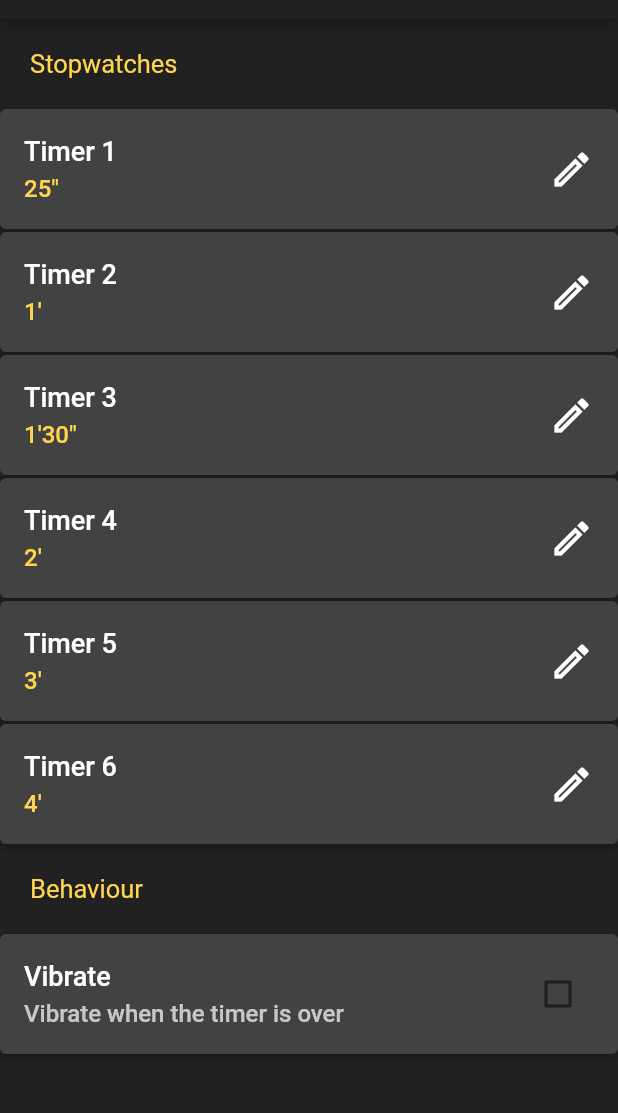
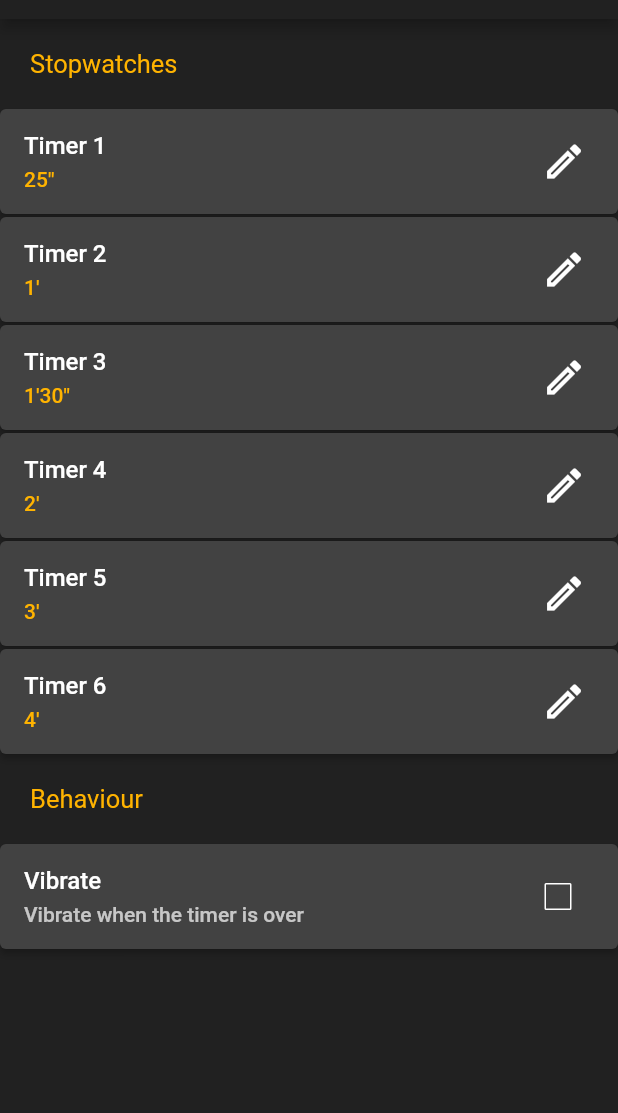
Before and after one commit to Co-Bdt/timer-lafay, a Flutter app: the Settings screen opened directly with empty values, after a tap on "Vibrate", on a phone screen of 412 x 824 dp, the part 65-1178 px from its top. Run offline on Flutter 3.47's test engine with Material 2 defaults, Android fonts, the phone set to English and light mode, and no system bars; our stand-ins replace audioplayers, shared_preferences, vibration; missing offline and left inert: audio_session, duration_picker, soundpool; accounts and stored records are empty.

```diff
--- a/lib/main.dart
+++ b/lib/main.dart
@@ -2,6 +2,7 @@ import 'package:flutter/material.dart';
 import 'package:flutter/services.dart';
 import 'package:stopwatch_lafay/screens/home.dart';
 import 'package:stopwatch_lafay/screens/settings.dart';
+import 'package:stopwatch_lafay/utils/persistence_manager.dart';
 import 'package:stopwatch_lafay/utils/ring_manager.dart';
 import 'package:stopwatch_lafay/utils/vibration_manager.dart';
 
@@ -9,6 +10,8 @@ void main() async {
   WidgetsFlutterBinding.ensureInitialized();
   await SystemChrome.setPreferredOrientations(
       [DeviceOrientation.portraitUp, DeviceOrientation.portraitDown]);
+
+  PersistenceManager.configureSharedPreferences();
 
   RingManager.configureAudioSession();
   RingManager.loadRing();
--- a/lib/screens/settings.dart
+++ b/lib/screens/settings.dart
@@ -1,4 +1,6 @@
 import 'package:flutter/material.dart';
+import 'package:stopwatch_lafay/utils/persistence_manager.dart';
+import 'package:stopwatch_lafay/utils/vibration_manager.dart';
 import 'package:stopwatch_lafay/widgets/timer_picker_button.dart';
 
 class Settings extends StatefulWidget {
@@ -18,7 +20,7 @@ class SettingsState extends State<Settings> {
     const Duration(seconds: 240),
   ];
 
-  bool checkboxVibrate = false;
+  bool isVibrationActive = false;
 
   @override
   Widget build(BuildContext context) {
@@ -42,7 +44,7 @@ class SettingsState extends State<Settings> {
               margin: const EdgeInsets.fromLTRB(20, 20, 0, 18),
               child: Text(
                 'Stopwatches',
-                style: TextStyle(color: Colors.amber[300], fontSize: 17),
+                style: TextStyle(color: Colors.amber[600], fontSize: 17),
               ),
             ),
             TimerPickerButton(1, durations[0]),
@@ -55,20 +57,22 @@ class SettingsState extends State<Settings> {
               margin: const EdgeInsets.fromLTRB(20, 20, 0, 18),
               child: Text(
                 'Behaviour',
-                style: TextStyle(color: Colors.amber[300], fontSize: 17),
+                style: TextStyle(color: Colors.amber[600], fontSize: 17),
               ),
             ),
             Container(
-              height: 80,
+              height: 70,
               margin: const EdgeInsets.fromLTRB(0, 2, 0, 0),
               child: ElevatedButton(
                   onPressed: () {
                     setState(() {
-                      if (args['arg1']) {
-                        checkboxVibrate = checkboxVibrate;
-                      } else {
-                        print('Vibrate is not available on this device.');
-                      }
+                      // if (args['arg1']) {
+                      //   isVibrationActive = isVibrationActive;
+                      // } else {
+                      // open dialog to inform the user that vibration is not available
+                      // close dialog when the user taps on the OK button
+
+                      // }
                     });
                   },
                   style: ElevatedButton.styleFrom(
@@ -77,6 +81,7 @@ class SettingsState extends State<Settings> {
                       fixedSize: Size.infinite),
                   child: Row(
                     mainAxisAlignment: MainAxisAlignment.spaceBetween,
+                    crossAxisAlignment: CrossAxisAlignment.center,
                     children: [
                       const Column(
                         mainAxisAlignment: MainAxisAlignment.center,
@@ -86,24 +91,57 @@ class SettingsState extends State<Settings> {
                             padding: EdgeInsets.fromLTRB(0, 0, 0, 5),
                             child: Text(
                               'Vibrate',
-                              style: TextStyle(fontSize: 18),
+                              style: TextStyle(fontSize: 16),
                             ),
                           ),
                           Text(
                             'Vibrate when the timer is over',
                             style:
-                                TextStyle(fontSize: 16, color: Colors.white70),
+                                TextStyle(fontSize: 14, color: Colors.white70),
                           ),
                         ],
                       ),
                       Checkbox(
-                          value: checkboxVibrate,
+                          value: PersistenceManager.prefs
+                                  .getBool('isVibrationActive') ??
+                              false,
+                          side: MaterialStateBorderSide.resolveWith((states) =>
+                              const BorderSide(color: Colors.white)),
                           activeColor: Colors.grey[850],
-                          checkColor: Colors.amber[300],
-                          onChanged: (bool? checkboxChanged) {
-                            setState(() {
-                              checkboxVibrate = checkboxChanged!;
-                            });
+                          checkColor: Colors.amber[600],
+                          onChanged: (bool? checkboxChanged) async {
+                            if (VibrationManager.hasVibration) {
+                              setState(() {
+                                isVibrationActive = checkboxChanged!;
+                              });
+                              // Save the value to the shared preferences
+                              PersistenceManager.prefs.setBool(
+                                  'isVibrationActive', checkboxChanged!);
+                              VibrationManager.isVibrating = checkboxChanged;
+                            } else {
+                              showDialog(
+                                context: context,
+                                builder: (BuildContext context) => AlertDialog(
+                                    backgroundColor: Colors.grey[900],
+                                    title: const Text("Information",
+                                        style: TextStyle(color: Colors.white)),
+                                    content: const Text(
+                                        "Vibration is not available on this device",
+                                        style:
+                                            TextStyle(color: Colors.white70)),
+                                    actions: <Widget>[
+                                      TextButton(
+                                          onPressed: () {
+                                            Navigator.of(context).pop();
+                                          },
+                                          child: Text(
+                                            "OK",
+                                            style: TextStyle(
+                                                color: Colors.amber[600]),
+                                          ))
+                                    ]),
+                              );
+                            }
                           })
                     ],
                   )),
--- /dev/null
+++ b/lib/utils/persistence_manager.dart
@@ -0,0 +1,10 @@
+import 'package:shared_preferences/shared_preferences.dart';
+
+class PersistenceManager {
+  // Obtain shared preferences.
+  static late SharedPreferences prefs;
+
+  static configureSharedPreferences() async {
+    prefs = await SharedPreferences.getInstance();
+  }
+}
--- a/lib/utils/vibration_manager.dart
+++ b/lib/utils/vibration_manager.dart
@@ -5,15 +5,13 @@ class VibrationManager {
   static late bool hasVibration;
   // static Vibration vibration = Vibration();
   static late bool hasAmplitudeControl;
-  // booleans to check if the device has vibration capabilities
-  static late bool hasCustomVibrationSupport;
+  // store the vibration status
+  static bool isVibrating = false;
 
   static configureVibration() async {
     // check if the device has vibration capabilities
     hasVibration = (await Vibration.hasVibrator())!;
     // check if the device has amplitude control
     hasAmplitudeControl = (await Vibration.hasAmplitudeControl())!;
-    // check if the device has custom vibration support
-    hasCustomVibrationSupport = (await Vibration.hasCustomVibrationsSupport())!;
   }
 }
--- a/lib/widgets/home_app_bar.dart
+++ b/lib/widgets/home_app_bar.dart
@@ -32,7 +32,9 @@ class HomeAppBar extends StatelessWidget implements PreferredSizeWidget {
       ),
       backgroundColor: Colors.grey[900],
       actions: <Widget>[
-        PopupMenuButton<int>(
+        Padding(
+          padding: const EdgeInsets.fromLTRB(0, 0, 3, 0),
+          child: PopupMenuButton<int>(
             icon: const Icon(
               Icons.menu,
               color: Colors.white,
@@ -52,6 +54,7 @@ class HomeAppBar extends StatelessWidget implements PreferredSizeWidget {
                 child: Text("Olivier Lafay's books"),
               )
             ],
+          ),
         )
       ],
     );
--- a/lib/widgets/timer_card.dart
+++ b/lib/widgets/timer_card.dart
@@ -13,7 +13,7 @@ class TimerCard extends StatelessWidget {
         crossAxisAlignment: CrossAxisAlignment.stretch,
         children: <Widget>[
           Container(
-              color: Colors.green[600],
+              color: const Color(0xFF2E8B57),
               padding: const EdgeInsets.all(12),
               child: Text(
                 timer.getTimer(),
--- a/lib/widgets/timer_picker_button.dart
+++ b/lib/widgets/timer_picker_button.dart
@@ -24,7 +24,7 @@ class TimerPickerButtonState extends State<TimerPickerButton> {
   @override
   Widget build(BuildContext context) {
     return Container(
-      height: 80,
+      height: 70,
       margin: const EdgeInsets.fromLTRB(0, 2, 0, 0),
       child: ElevatedButton(
           onPressed: () async {
@@ -52,18 +52,21 @@ class TimerPickerButtonState extends State<TimerPickerButton> {
                     padding: const EdgeInsets.fromLTRB(0, 0, 0, 5),
                     child: Text(
                       'Timer ${widget.timerNumber}',
-                      style: const TextStyle(fontSize: 18),
+                      style: const TextStyle(fontSize: 16),
                     ),
                   ),
                   Text(
                     TimerEntity(_timerDuration.inSeconds.toDouble()).getTimer(),
-                    style: TextStyle(fontSize: 16, color: Colors.amber[300]),
+                    style: TextStyle(fontSize: 14, color: Colors.amber[600]),
                   ),
                 ],
               ),
-              const Icon(
-                Icons.edit_outlined,
-                size: 30,
+              const Padding(
+                padding: EdgeInsets.fromLTRB(0, 0, 5, 0),
+                child: Icon(
+                  Icons.edit_outlined,
+                  size: 30,
+                ),
               )
             ],
           )),
--- a/pubspec.yaml
+++ b/pubspec.yaml
@@ -16,6 +16,7 @@ dependencies:
   audioplayers: ^3.0.1
   flutter_launcher_icons: ^0.13.1
   duration_picker: ^1.1.1
+  shared_preferences: ^2.2.0
   soundpool: ^2.3.0
   url_launcher: ^6.1.11
   vibration: ^1.8.1
```
Also changed, not shown: lib/screens/home.dart (+8 -3 lines), lib/widgets/rep_elevated_button.dart (+3 -8 lines), pubspec.lock, 1 other file. Lines whose indentation alone changed are shown as unchanged.
